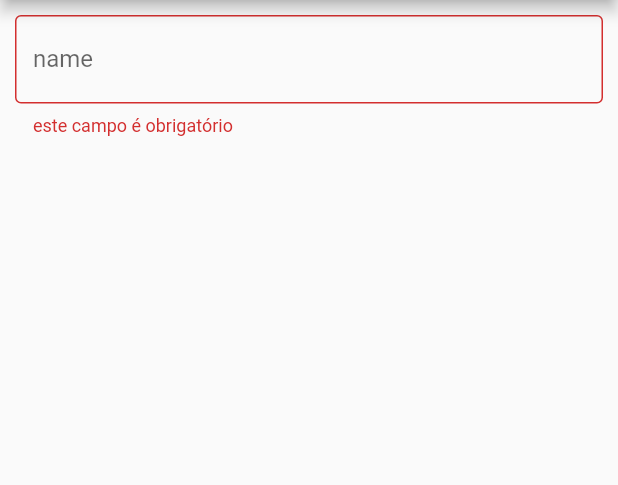
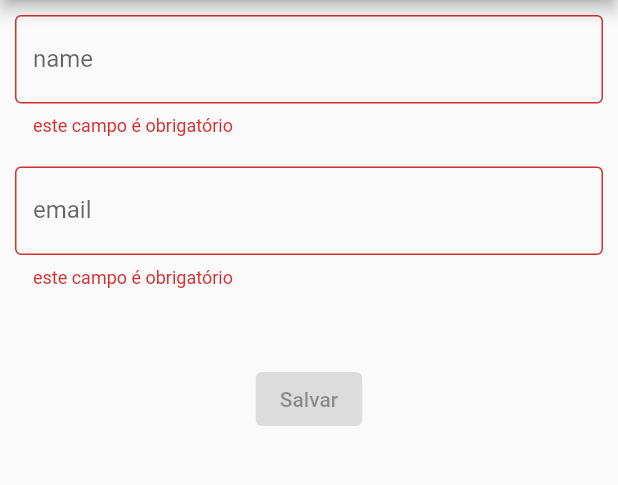
Before and after one commit to Murilou170/cadastroMobx, a Flutter app: the screen it shows after launch, on a phone screen of 412 x 824 dp, the part 84-569 px from its top. Run offline on Flutter 3.47's test engine with Material 2 defaults, Android fonts, the phone set to English and light mode, and no system bars; our stand-ins replace flutter_mobx, mobx; generated files the repository leaves out were written again.

Commit message:
botão faltando null

```diff
--- a/lib/cadastro.dart
+++ b/lib/cadastro.dart
@@ -43,6 +43,24 @@ class _CadastroState extends State<Cadastro> {
                   onChanged: controller.client.changeName,
                 );
               },
+            ),
+            SizedBox(height: 20),
+            Observer(
+              builder: (context) {
+                return _textField(
+                  errorText: controller.validateEmail,
+                  labelText: 'email',
+                  onChanged: controller.client.changeEmail,
+                );
+              },
+            ),
+            SizedBox(height: 50),
+            Observer(
+              builder: (_) {
+                return ElevatedButton(
+                    onPressed: controller.isValid ? () {} : null,
+                    child: Text('Salvar'));
+              },
             )
           ],
         ),
--- a/lib/controller.dart
+++ b/lib/controller.dart
@@ -7,6 +7,11 @@ class Controller = _ControllerBase with _$Controller;
 abstract class _ControllerBase with Store {
   var client = Client();
 
+  @computed
+  bool get isValid {
+    return validateName == '' && validateEmail == '';
+  }
+
   String validateName() {
     if (client.name == null || client.name.isEmpty) {
       return 'este campo é obrigatório';
@@ -14,5 +19,15 @@ abstract class _ControllerBase with Store {
       return 'seu nome precisa ter mais de 3 caracteres';
     }
     return '';
+    //não pode retornar vazio aqui
+  }
+
+  String validateEmail() {
+    if (client.email == null || client.email.isEmpty) {
+      return 'este campo é obrigatório';
+    } else if (!client.email.contains("@")) {
+      return 'esse não é um email válido';
+    }
+    return '';
   }
 }
```
Also changed, not shown: lib/controller.g.dart.
